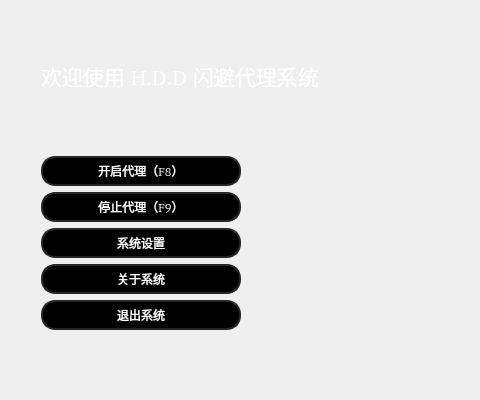
This is UI/main.ui in Moxiner/H.D.D-BounceProxy as Qt 5 draws it before an edit. The edited form follows.
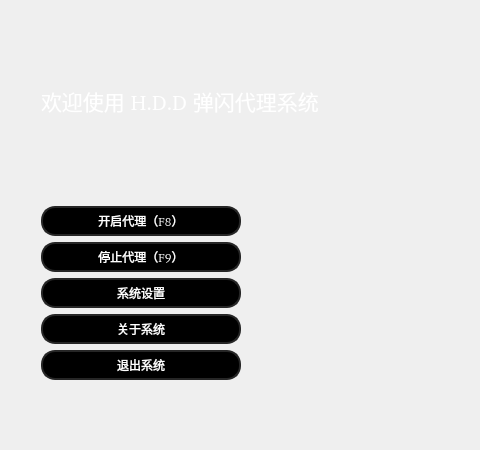
This is the edited form. Icons and pictures are not drawn.

```diff
--- a/UI/main.ui
+++ b/UI/main.ui
@@ -7,13 +7,13 @@
     <x>0</x>
     <y>0</y>
     <width>480</width>
-    <height>400</height>
+    <height>450</height>
    </rect>
   </property>
   <property name="minimumSize">
    <size>
     <width>480</width>
-    <height>400</height>
+    <height>450</height>
    </size>
   </property>
   <property name="maximumSize">
@@ -22,6 +22,11 @@
     <height>600</height>
    </size>
   </property>
+  <property name="font">
+   <font>
+    <family>印品鸿蒙体（非商用）</family>
+   </font>
+  </property>
   <property name="windowTitle">
    <string>Form</string>
   </property>
@@ -53,6 +58,7 @@
          <font>
           <family>印品鸿蒙体（非商用）</family>
           <pointsize>16</pointsize>
+          <weight>50</weight>
           <bold>false</bold>
          </font>
         </property>
@@ -63,7 +69,7 @@
 }</string>
         </property>
         <property name="text">
-         <string>欢迎使用 H.D.D 闪避代理系统</string>
+         <string>欢迎使用 H.D.D 弹闪代理系统</string>
         </property>
        </widget>
       </item>
```
Left out of the diff: 2 changed lines with no effect on the pictures.
